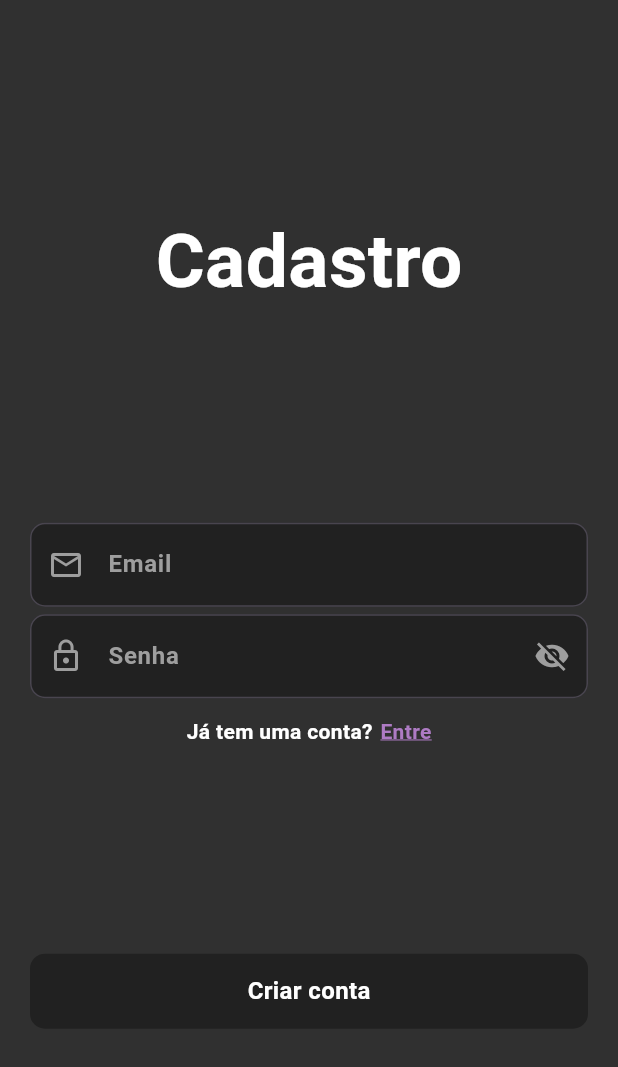
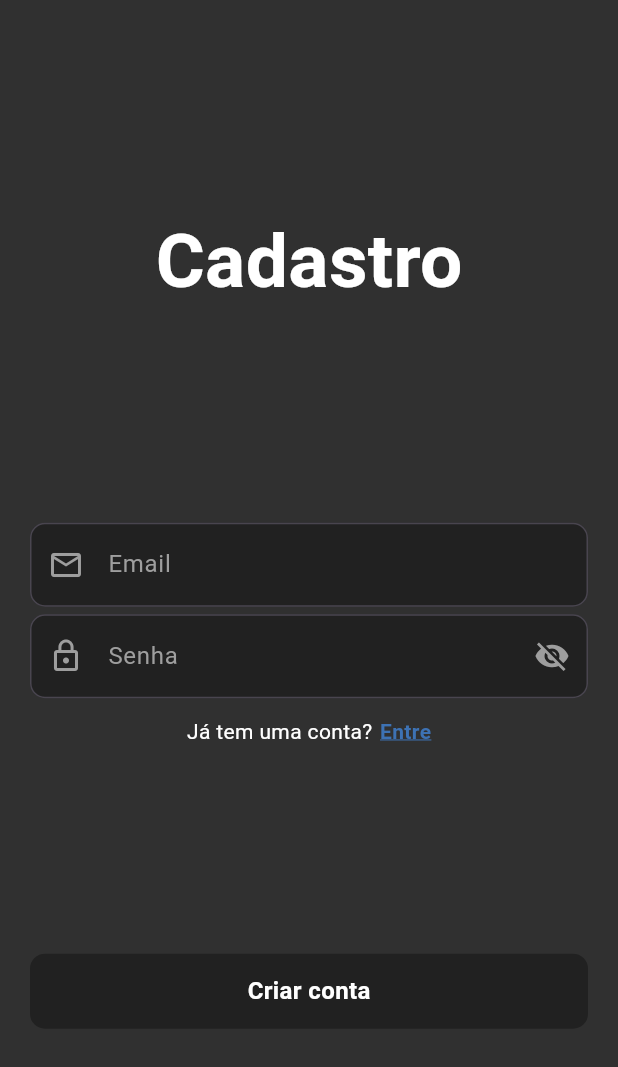
Before and after one commit to Rafael-Maffei/ChatAI, a Flutter app: the screen it shows after launch, after a tap on "Cadastre-se", on a phone screen of 412 x 824 dp. Shown: the top 1067 px of the screen. Run offline on Flutter 3.47's test engine with Material 3 defaults, Android fonts, the phone set to English and light mode, and no system bars; our stand-ins replace dash_chat_2, firebase_auth, firebase_core, flutter_gemini, fluttertoast, font_awesome_flutter and 2 more; accounts and stored records are empty; network calls fail; statements that could not run were skipped.

Commit message:
Otimização de código, mudanças de layout e implementação do GetX.

```diff
--- a/lib/controllers/firebase_auth_implementation/firebase_auth_services.dart
+++ b/lib/controllers/firebase_auth_implementation/firebase_auth_services.dart
@@ -28,7 +28,10 @@ class FirebaseAuthService {
           email: email, password: password);
       return credential.user;
     } on FirebaseAuthException catch (e) {
-      if (e.code == 'user-not-found' || e.code == 'wrong-password' || e.code == 'channel-error' || e.code == 'invalid-credential') {
+      if (e.code == 'user-not-found' ||
+          e.code == 'wrong-password' ||
+          e.code == 'channel-error' ||
+          e.code == 'invalid-credential') {
         showToast(message: 'Email  e/ou senha incorretos.', color: Colors.red);
       } else {
         showToast(message: 'Ocorreu um erro: ${e.code}', color: Colors.red);
--- a/lib/views/android/android.app.dart
+++ b/lib/views/android/android.app.dart
@@ -3,13 +3,14 @@ import 'package:chat_ai/views/android/home.page.dart';
 import 'package:chat_ai/views/android/login.page.dart';
 import 'package:chat_ai/views/android/registry.page.dart';
 import 'package:chat_ai/views/android/splash.page.dart';
+import 'package:get/get.dart';
 
 class AndroidApp extends StatelessWidget {
   const AndroidApp({super.key});
 
   @override
   Widget build(BuildContext context) {
-    return MaterialApp(
+    return GetMaterialApp(
         debugShowCheckedModeBanner: false,
         home: const SplashPage(
           child: LoginPage(),
--- a/lib/views/android/login.page.dart
+++ b/lib/views/android/login.page.dart
@@ -1,35 +1,15 @@
+import 'package:chat_ai/controllers/login_controller.dart';
 import 'package:chat_ai/widgets/redirect.button.dart';
 import 'package:chat_ai/widgets/registrer_or_login.button.dart';
-import 'package:firebase_auth/firebase_auth.dart';
 import 'package:flutter/material.dart';
-import 'package:google_sign_in/google_sign_in.dart';
-import 'package:chat_ai/common/toast.dart';
-import 'package:chat_ai/common/validators.dart';
-import 'package:chat_ai/controllers/firebase_auth_implementation/firebase_auth_services.dart';
-import 'package:chat_ai/widgets/formContainer.widget.dart';
+import 'package:get/get.dart';
 
-class LoginPage extends StatefulWidget {
+import 'package:chat_ai/widgets/formfield.widget.dart';
+
+LoginController controller = Get.put(LoginController());
+
+class LoginPage extends StatelessWidget {
   const LoginPage({super.key});
-
-  @override
-  State<LoginPage> createState() => _LoginPageState();
-}
-
-class _LoginPageState extends State<LoginPage> {
-  bool isLoading = false;
-  final FirebaseAuthService auth = FirebaseAuthService();
-  final FirebaseAuth firebaseAuth = FirebaseAuth.instance;
-  TextEditingController emailInput = TextEditingController();
-  TextEditingController passwordInput = TextEditingController();
-  Validators validators = Validators();
-
-  @override
-  void dispose() {
-    emailInput.dispose();
-    passwordInput.dispose();
-    super.dispose();
-  }
-
   @override
   Widget build(BuildContext context) {
     return PopScope(
@@ -53,7 +33,7 @@ class _LoginPageState extends State<LoginPage> {
                   children: [
                     FormContainerWidget(
                       icon: Icons.email_outlined,
-                      controller: emailInput,
+                      controller: controller.loginEmailInput,
                       hintText: 'Email',
                       inputType: TextInputType.emailAddress,
                       isPasswordField: false,
@@ -63,7 +43,7 @@ class _LoginPageState extends State<LoginPage> {
                     ),
                     FormContainerWidget(
                       icon: Icons.lock_outline,
-                      controller: passwordInput,
+                      controller: controller.loginPasswordInput,
                       hintText: 'Senha',
                       inputType: TextInputType.text,
                       isPasswordField: true,
@@ -72,17 +52,23 @@ class _LoginPageState extends State<LoginPage> {
                     const RedirectButton(isLogin: true),
                   ],
                 ),
-                isLoading
+                controller.isLoading.value
                     ? const CircularProgressIndicator(
                         color: Colors.white,
                       )
                     : Column(
                         children: [
-                          RegistrerOrLoginButton(isLogin: true, isGoogle: false, onTap: login),
+                          RegistrerOrLoginButton(
+                              isLogin: true,
+                              isGoogle: false,
+                              onTap: controller.login),
                           const SizedBox(
                             height: 10,
                           ),
-                          RegistrerOrLoginButton(isLogin: false, isGoogle: true, onTap: googleLogin)
+                          RegistrerOrLoginButton(
+                              isLogin: false,
+                              isGoogle: true,
+                              onTap: controller.googleLogin)
                         ],
                       ),
               ]),
@@ -90,56 +76,4 @@ class _LoginPageState extends State<LoginPage> {
       ),
     );
   }
-
-  void login() async {
-    setState(() {
-      isLoading = true;
-    });
-
-    String email = emailInput.text;
-    String password = passwordInput.text;
-
-    User? user = await auth.signInWithEmailAndPassword(email, password);
-
-    if (user != null) {
-      showToast(message: 'Usuário conectado', color: Colors.green);
-      Navigator.pushNamed(context, "/home");
-    }
-
-    setState(() {
-      isLoading = false;
-    });
-  }
-
-  googleLogin() async {
-    setState(() {
-      isLoading = true;
-    });
-
-    final GoogleSignIn googleSignIn = GoogleSignIn();
-
-    try {
-      final GoogleSignInAccount? googleSignInAccount =
-          await googleSignIn.signIn();
-
-      if (googleSignInAccount != null) {
-        final GoogleSignInAuthentication googleSignInAuthentication =
-            await googleSignInAccount.authentication;
-
-        final AuthCredential credential = GoogleAuthProvider.credential(
-          idToken: googleSignInAuthentication.idToken,
-          accessToken: googleSignInAuthentication.accessToken,
-        );
-
-        await firebaseAuth.signInWithCredential(credential);
-        showToast(message: 'Conectado com Google', color: Colors.green);
-        Navigator.pushNamed(context, "/home");
-      }
-    } catch (e) {
-      showToast(message: 'Ocorreu um erro $e', color: Colors.red);
-    }
-    setState(() {
-      isLoading = false;
-    });
-  }
 }
--- a/lib/views/android/registry.page.dart
+++ b/lib/views/android/registry.page.dart
@@ -1,33 +1,14 @@
+import 'package:chat_ai/controllers/login_controller.dart';
 import 'package:chat_ai/widgets/registrer_or_login.button.dart';
-import 'package:firebase_auth/firebase_auth.dart';
 import 'package:flutter/material.dart';
-import 'package:chat_ai/common/toast.dart';
-import 'package:chat_ai/common/validators.dart';
-import 'package:chat_ai/controllers/firebase_auth_implementation/firebase_auth_services.dart';
 import 'package:chat_ai/widgets/redirect.button.dart';
-import 'package:chat_ai/widgets/formContainer.widget.dart';
+import 'package:chat_ai/widgets/formfield.widget.dart';
+import 'package:get/get.dart';
 
-class RegistryPage extends StatefulWidget {
+LoginController controller = Get.put(LoginController());
+
+class RegistryPage extends StatelessWidget {
   const RegistryPage({super.key});
-
-  @override
-  State<RegistryPage> createState() => _RegistryPageState();
-}
-
-class _RegistryPageState extends State<RegistryPage> {
-  bool isLoading = false;
-  final FirebaseAuthService auth = FirebaseAuthService();
-  TextEditingController emailInput = TextEditingController();
-  TextEditingController passwordInput = TextEditingController();
-  Validators validators = Validators();
-
-  @override
-  void dispose() {
-    emailInput.dispose();
-    passwordInput.dispose();
-    super.dispose();
-  }
-
   @override
   Widget build(BuildContext context) {
     return PopScope(
@@ -50,7 +31,7 @@ class _RegistryPageState extends State<RegistryPage> {
                 children: [
                   FormContainerWidget(
                     icon: Icons.email_outlined,
-                    controller: emailInput,
+                    controller: controller.registerEmailInput,
                     hintText: 'Email',
                     inputType: TextInputType.emailAddress,
                     isPasswordField: false,
@@ -60,7 +41,7 @@ class _RegistryPageState extends State<RegistryPage> {
                   ),
                   FormContainerWidget(
                     icon: Icons.lock_outline,
-                    controller: passwordInput,
+                    controller: controller.registerPasswordInput,
                     hintText: 'Senha',
                     inputType: TextInputType.text,
                     isPasswordField: true,
@@ -69,36 +50,20 @@ class _RegistryPageState extends State<RegistryPage> {
                   const RedirectButton(isLogin: false),
                 ],
               ),
-              isLoading
-                  ? const CircularProgressIndicator(
-                      color: Colors.white,
-                    )
-                  : RegistrerOrLoginButton(isLogin: false, isGoogle: false, onTap: registerUser)
+              Obx(
+                () => controller.isLoading.value
+                    ? const CircularProgressIndicator(
+                        color: Colors.white,
+                      )
+                    : RegistrerOrLoginButton(
+                        isLogin: false,
+                        isGoogle: false,
+                        onTap: controller.registerUser),
+              ),
             ],
           ),
         ),
       ),
     );
   }
-
-  void registerUser() async {
-    setState(() {
-      isLoading = true;
-    });
-
-    String email = emailInput.text;
-    String password = passwordInput.text;
-
-    if (validators.areCredentialsValid(email, password)) {
-      User? user = await auth.signUpWithEmailAndPassword(email, password);
-      if (user != null) {
-        showToast(message: 'Usuário criado com sucesso', color: Colors.green);
-        Navigator.pushNamed(context, "/home");
-      }
-    }
-
-    setState(() {
-      isLoading = false;
-    });
-  }
 }
--- a/lib/widgets/formContainer.widget.dart
+++ b/lib/widgets/formfield.widget.dart
@@ -29,7 +29,7 @@ class _FormContainerWidget extends State<FormContainerWidget> {
       keyboardType: widget.inputType,
       obscureText: widget.isPasswordField == true ? _obscureText : false,
       style: const TextStyle(color: Colors.white, fontSize: 16),
-      cursorColor: const Color.fromARGB(255, 174, 123, 196),
+      cursorColor: const Color.fromRGBO(61, 114, 180, 1.0),
       decoration: InputDecoration(
         hintText: widget.hintText,
         hintStyle: const TextStyle(color: Colors.grey, fontSize: 16),
@@ -37,16 +37,14 @@ class _FormContainerWidget extends State<FormContainerWidget> {
         fillColor: Colors.grey[900],
         prefixIcon: Icon(widget.icon, color: Colors.grey),
         suffixIcon: GestureDetector(
-          onTap: () {
-            setState(() {
+          onTap: () => setState(() {
               _obscureText = !_obscureText;
-            });
-          },
+            }),
           child: widget.isPasswordField == true
               ? Icon(
                   _obscureText ? Icons.visibility_off : Icons.visibility,
                   color: _obscureText == false
-                      ? const Color.fromARGB(255, 174, 123, 196)
+                      ? const Color.fromRGBO(61, 114, 180, 1.0)
                       : Colors.grey,
                 )
               : const Text(''),
@@ -54,7 +52,7 @@ class _FormContainerWidget extends State<FormContainerWidget> {
         border: OutlineInputBorder(borderRadius: BorderRadius.circular(10)),
         focusedBorder: OutlineInputBorder(
             borderSide:
-                const BorderSide(color: Color.fromARGB(255, 174, 123, 196)),
+                const BorderSide(color: Color.fromRGBO(61, 114, 180, 1.0)),
             borderRadius: BorderRadius.circular(10)),
       ),
     );
--- a/lib/widgets/redirect.button.dart
+++ b/lib/widgets/redirect.button.dart
@@ -1,6 +1,7 @@
 import 'package:chat_ai/views/android/login.page.dart';
 import 'package:chat_ai/views/android/registry.page.dart';
 import 'package:flutter/material.dart';
+import 'package:get/get.dart';
 
 class RedirectButton extends StatelessWidget {
   final bool isLogin;
@@ -20,21 +21,15 @@ class RedirectButton extends StatelessWidget {
           width: 5,
         ),
         GestureDetector(
-          onTap: () => Navigator.pushAndRemoveUntil(
-            context,
-            MaterialPageRoute(
-                builder: (context) =>
-                    isLogin ? const RegistryPage() : const LoginPage()),
-            (route) => false,
-          ),
+          onTap: () => Get.to(isLogin ? const RegistryPage() : const LoginPage()),
           child: Text(
             isLogin ? 'Cadastre-se' : 'Entre',
             style: const TextStyle(
-                color: Color.fromARGB(255, 174, 123, 196),
+                color: Color.fromRGBO(61, 114, 180, 1.0),
                 fontWeight: FontWeight.bold,
                 fontSize: 14,
                 decoration: TextDecoration.underline,
-                decorationColor: Color.fromARGB(255, 174, 123, 196)),
+                decorationColor: Color.fromRGBO(61, 114, 180, 1.0)),
           ),
         ),
       ],
--- a/lib/widgets/registrer_or_login.button.dart
+++ b/lib/widgets/registrer_or_login.button.dart
@@ -3,7 +3,10 @@ import 'package:font_awesome_flutter/font_awesome_flutter.dart';
 
 class RegistrerOrLoginButton extends StatelessWidget {
   RegistrerOrLoginButton(
-      {super.key, required this.isLogin, required this.isGoogle, required this.onTap});
+      {super.key,
+      required this.isLogin,
+      required this.isGoogle,
+      required this.onTap});
 
   final bool isLogin;
   bool isGoogle = false;
--- a/pubspec.yaml
+++ b/pubspec.yaml
@@ -19,6 +19,7 @@ dependencies:
   font_awesome_flutter: ^10.7.0
   flutter_gemini: ^2.0.4
   dash_chat_2: ^0.0.21
+  get: ^4.6.6
 
 dev_dependencies:
   flutter_test:
@@ -29,10 +30,6 @@ flutter:
   uses-material-design: true
   assets:
     - "assets/icon.png"
-  fonts:
-    - family: Roboto
-      fonts:
-      - asset: fonts/Roboto-Bold.ttf
 
 flutter_launcher_icons:
   android: "launcher_icon"
```
Also changed, not shown: lib/controllers/login_controller.dart (added, +80 -0 lines), lib/views/android/home.page.dart (+7 -8 lines), fonts/Roboto-Bold.ttf (deleted), 1 other file.
